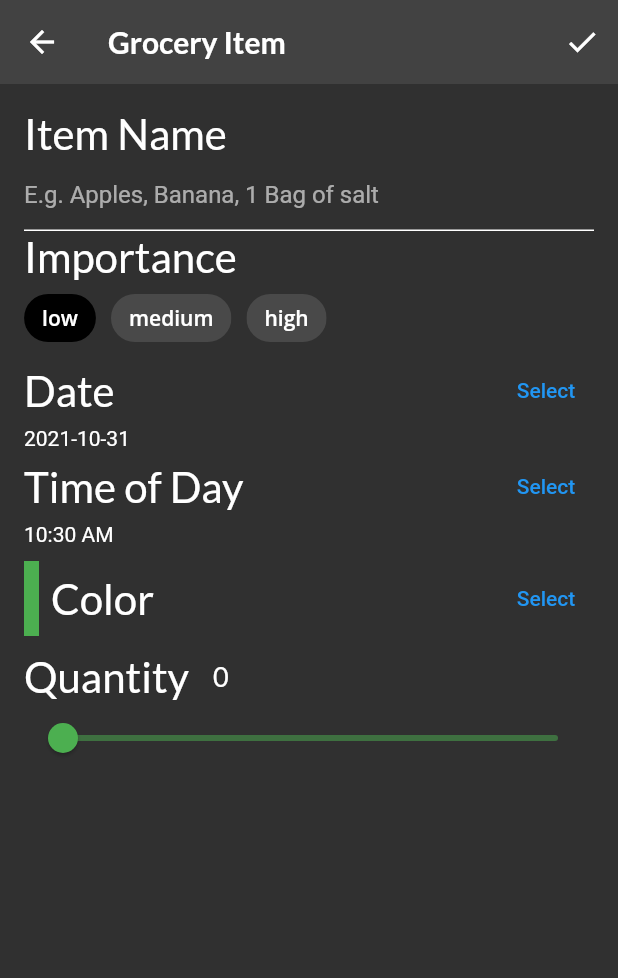
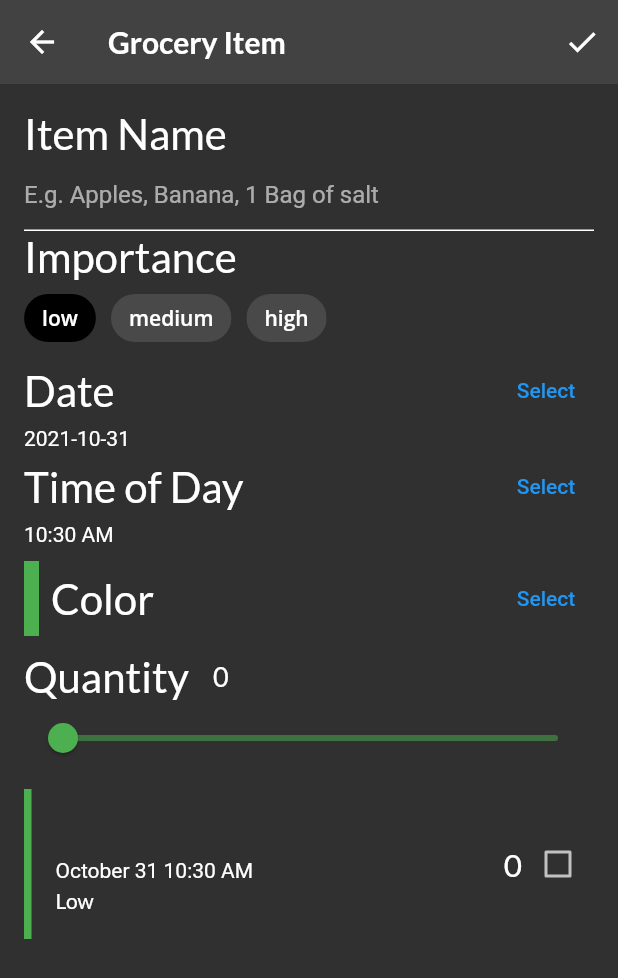
Before and after one commit to blessed-sibanda/fooderlich, a Flutter app: the GroceryItemScreen screen opened directly with empty values, after a tap on the "check" icon, on a phone screen of 412 x 824 dp. Shown: the top 978 px of the screen. Run offline on Flutter 3.47's test engine with Material 2 defaults, Android fonts, the phone set to English and light mode, and no system bars; our stand-ins replace flutter_colorpicker, google_fonts.

Commit message:
display grocery tile

```diff
--- /dev/null
+++ b/lib/components/grocery_tile.dart
@@ -0,0 +1,100 @@
+import 'package:flutter/material.dart';
+import 'package:fooderlich/models/grocery_item.dart';
+import 'package:google_fonts/google_fonts.dart';
+import 'package:intl/intl.dart';
+
+class GroceryTile extends StatelessWidget {
+  final GroceryItem item;
+  final Function(bool?) onComplete;
+  final TextDecoration textDecoration;
+
+  GroceryTile({Key? key, required this.item, required this.onComplete})
+      : textDecoration =
+            item.isComplete ? TextDecoration.lineThrough : TextDecoration.none,
+        super(key: key);
+
+  @override
+  Widget build(BuildContext context) {
+    return SizedBox(
+      height: 100.0,
+      child: Row(
+        mainAxisAlignment: MainAxisAlignment.spaceBetween,
+        children: [
+          Row(children: [
+            Container(width: 5.0, color: item.color),
+            const SizedBox(
+              width: 16.0,
+            ),
+            Column(
+              mainAxisAlignment: MainAxisAlignment.center,
+              crossAxisAlignment: CrossAxisAlignment.start,
+              children: [
+                Text(item.name,
+                    style: GoogleFonts.lato(
+                      decoration: textDecoration,
+                      fontSize: 21.0,
+                      fontWeight: FontWeight.bold,
+                    )),
+                const SizedBox(height: 4.0),
+                buildDate(),
+                const SizedBox(height: 4.0),
+                buildImportance(),
+              ],
+            ),
+          ]),
+          Row(children: [
+            Text(
+              item.quantity.toString(),
+              style: GoogleFonts.lato(
+                decoration: textDecoration,
+                fontSize: 21.0,
+              ),
+            ),
+            buildCheckbox()
+          ])
+        ],
+      ),
+    );
+  }
+
+  Widget buildImportance() {
+    if (item.importance == Importance.low) {
+      return Text(
+        'Low',
+        style: GoogleFonts.lato(decoration: textDecoration),
+      );
+    } else if (item.importance == Importance.medium) {
+      return Text(
+        'Medium',
+        style: GoogleFonts.lato(
+            decoration: textDecoration, fontWeight: FontWeight.w800),
+      );
+    } else if (item.importance == Importance.high) {
+      return Text(
+        'High',
+        style: GoogleFonts.lato(
+            color: Colors.red,
+            decoration: textDecoration,
+            fontWeight: FontWeight.w900),
+      );
+    } else {
+      throw Exception('This importance type does not exist');
+    }
+  }
+
+  Widget buildDate() {
+    final dateFormatter = DateFormat('MMMM dd h:mm a');
+    final dateString = dateFormatter.format(item.date);
+    return Text(
+      dateString,
+      style: TextStyle(decoration: textDecoration),
+    );
+  }
+
+  Widget buildCheckbox() {
+    return Checkbox(
+      value: item.isComplete,
+      onChanged: onComplete,
+    );
+  }
+}
--- a/lib/models/grocery_item.dart
+++ b/lib/models/grocery_item.dart
@@ -3,7 +3,7 @@ import 'package:flutter/painting.dart';
 enum Importance { low, medium, high }
 
 class GroceryItem {
-  final String id;
+  final String? id;
   final String name;
   final Importance importance;
   final Color color;
@@ -12,7 +12,7 @@ class GroceryItem {
   final bool isComplete;
 
   GroceryItem(
-      {required this.id,
+      {this.id,
       required this.name,
       required this.importance,
       required this.color,
--- a/lib/screens/grocery_item_screen.dart
+++ b/lib/screens/grocery_item_screen.dart
@@ -1,8 +1,10 @@
 import 'package:flutter/material.dart';
+import 'package:fooderlich/components/grocery_tile.dart';
 import 'package:fooderlich/models/grocery_item.dart';
 import 'package:google_fonts/google_fonts.dart';
 import 'package:intl/intl.dart';
 import 'package:flutter_colorpicker/flutter_colorpicker.dart';
+import 'package:uuid/uuid.dart';
 
 class GroceryItemScreen extends StatefulWidget {
   final Function(GroceryItem) onCreate;
@@ -66,7 +68,21 @@ class _GroceryItemScreenState extends State<GroceryItemScreen> {
             actions: [
               IconButton(
                   onPressed: () {
-                    // TODO: Add callback handler
+                    final groceryItem = GroceryItem(
+                      id: widget.originalItem?.id ?? const Uuid().v1(),
+                      name: _nameController.text,
+                      importance: _importance,
+                      color: _currentColor,
+                      quantity: _currentSliderValue,
+                      date: DateTime(_dueDate.year, _dueDate.month,
+                          _dueDate.day, _timeOfDay.hour, _timeOfDay.minute),
+                    );
+
+                    if (widget.isUpdating) {
+                      widget.onUpdate(groceryItem);
+                    } else {
+                      widget.onCreate(groceryItem);
+                    }
                   },
                   icon: const Icon(Icons.check))
             ],
@@ -91,7 +107,19 @@ class _GroceryItemScreenState extends State<GroceryItemScreen> {
                   height: 10.0,
                 ),
                 buildQuantityField(),
-                // TODO: Add Grocery Tile
+                const SizedBox(
+                  height: 10.0,
+                ),
+                GroceryTile(
+                    item: GroceryItem(
+                      name: _name,
+                      importance: _importance,
+                      color: _currentColor,
+                      quantity: _currentSliderValue,
+                      date: DateTime(_dueDate.year, _dueDate.month,
+                          _dueDate.day, _timeOfDay.hour, _timeOfDay.minute),
+                    ),
+                    onComplete: (_) {})
               ],
             )));
   }
```
